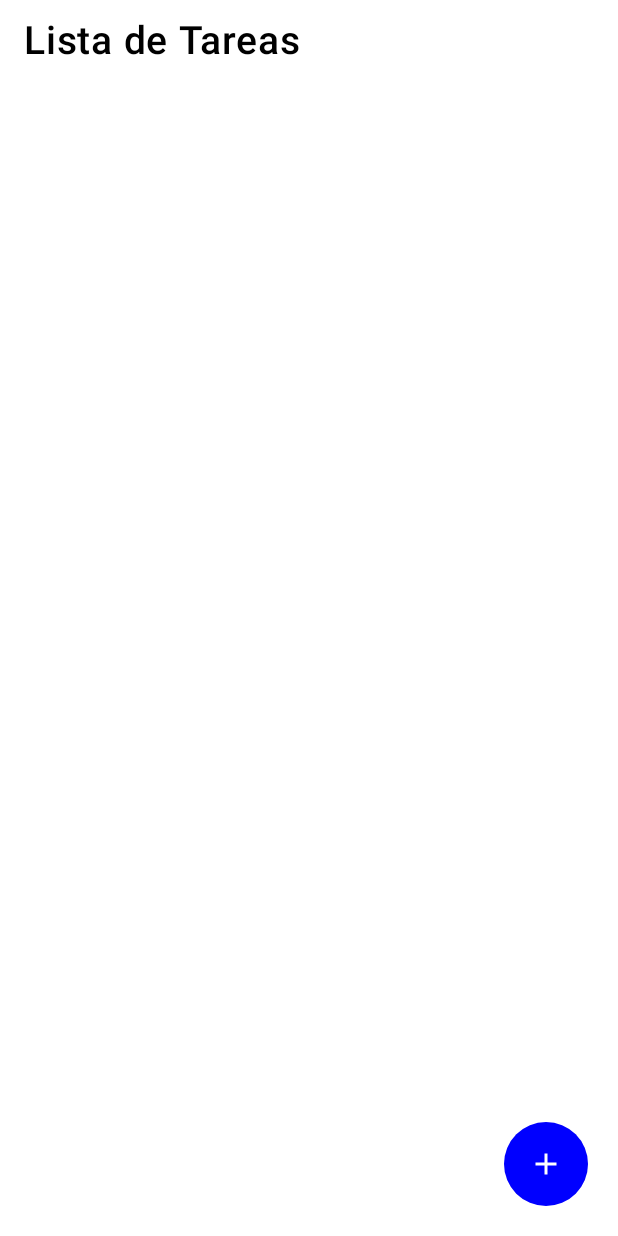
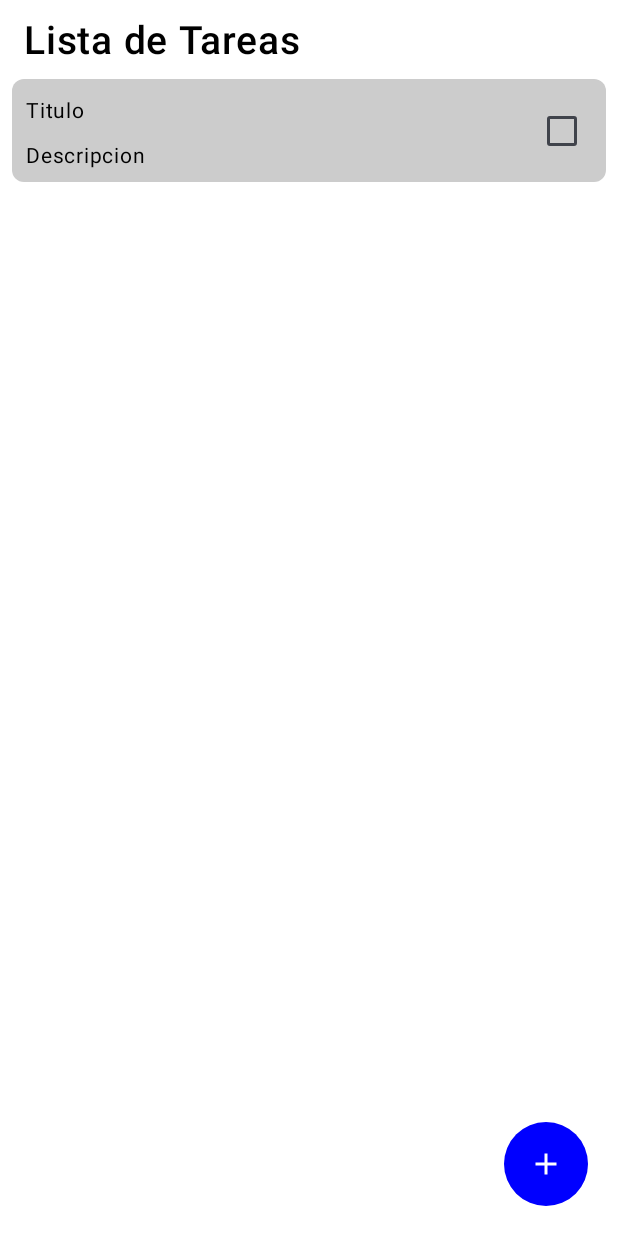
Before and after one commit to santixor2/AUJ-RETO, an Android app built with Jetpack Compose: the screen it shows after launch (MainActivity), on a phone screen of 412 x 824 dp. Run offline under Robolectric (Android 15) with nearby library versions, the phone set to English and light mode, and no system bars.

Commit message:
add task card

```diff
--- a/app/src/main/java/com/santig/auj_reto/ui/HomeScreen.kt
+++ b/app/src/main/java/com/santig/auj_reto/ui/HomeScreen.kt
@@ -1,18 +1,33 @@
 package com.santig.auj_reto.ui
 
 import androidx.compose.foundation.background
+import androidx.compose.foundation.layout.Arrangement
 import androidx.compose.foundation.layout.Box
 import androidx.compose.foundation.layout.Column
+import androidx.compose.foundation.layout.Row
+import androidx.compose.foundation.layout.Spacer
 import androidx.compose.foundation.layout.fillMaxSize
 import androidx.compose.foundation.layout.fillMaxWidth
+import androidx.compose.foundation.layout.height
+import androidx.compose.foundation.layout.navigationBarsPadding
 import androidx.compose.foundation.layout.padding
+import androidx.compose.foundation.layout.statusBarsPadding
+import androidx.compose.foundation.layout.wrapContentHeight
 import androidx.compose.foundation.shape.CircleShape
+import androidx.compose.foundation.shape.RoundedCornerShape
 import androidx.compose.material.icons.Icons
 import androidx.compose.material.icons.filled.Add
+import androidx.compose.material3.Card
+import androidx.compose.material3.CardDefaults
+import androidx.compose.material3.Checkbox
 import androidx.compose.material3.FloatingActionButton
 import androidx.compose.material3.Icon
 import androidx.compose.material3.Text
 import androidx.compose.runtime.Composable
+import androidx.compose.runtime.getValue
+import androidx.compose.runtime.mutableStateOf
+import androidx.compose.runtime.remember
+import androidx.compose.runtime.setValue
 import androidx.compose.ui.Alignment
 import androidx.compose.ui.Modifier
 import androidx.compose.ui.draw.clip
@@ -26,7 +41,10 @@ import androidx.compose.ui.unit.sp
 @Composable
 fun HomeScreen() {
     Box(
-        modifier = Modifier.fillMaxSize()
+        modifier = Modifier
+            .fillMaxSize()
+            .statusBarsPadding()
+            .navigationBarsPadding()
     ) {
         Column(
             modifier = Modifier
@@ -35,6 +53,8 @@ fun HomeScreen() {
             horizontalAlignment = Alignment.CenterHorizontally
         ) {
             TitleHome()
+            Spacer(modifier = Modifier.height(4.dp))
+            TaskCard()
         }
         AddTask(modifier = Modifier.align(Alignment.BottomEnd))
     }
@@ -70,6 +90,52 @@ fun TitleHome() {
     )
 }
 
+@Composable
+fun TaskCard() {
+    var checkedState by remember { mutableStateOf(false) }
+    Card(
+        modifier = Modifier
+            .fillMaxWidth()
+            .wrapContentHeight()
+            .padding(horizontal = 8.dp, vertical = 6.dp),
+        shape = RoundedCornerShape(8.dp),
+        colors = CardDefaults.cardColors(containerColor = Color.LightGray),
+        onClick = {}
+    ) {
+        Row(
+            modifier = Modifier
+                .fillMaxWidth()
+                .padding(5.dp),
+            verticalAlignment = Alignment.CenterVertically,
+            horizontalArrangement = Arrangement.SpaceBetween
+        ) {
+            Column(modifier = Modifier.weight(1f)) {
+                Text(
+                    text = "Titulo",
+                    fontSize = 14.sp,
+                    color = Color.Black,
+                    modifier = Modifier
+                        .fillMaxWidth()
+                        .padding(start = 4.dp, top = 4.dp)
+                )
+                Spacer(modifier = Modifier.height(4.dp))
+                Text(
+                    text = "Descripcion",
+                    fontSize = 14.sp,
+                    color = Color.Black,
+                    modifier = Modifier
+                        .fillMaxWidth()
+                        .padding(start = 4.dp, top = 2.dp)
+                )
+            }
+            Checkbox(
+                checked = checkedState,
+                onCheckedChange = { checkedState = it }
+            )
+        }
+    }
+}
+
 @Preview(showBackground = true)
 @Composable
 fun PreviewHome() {
```
